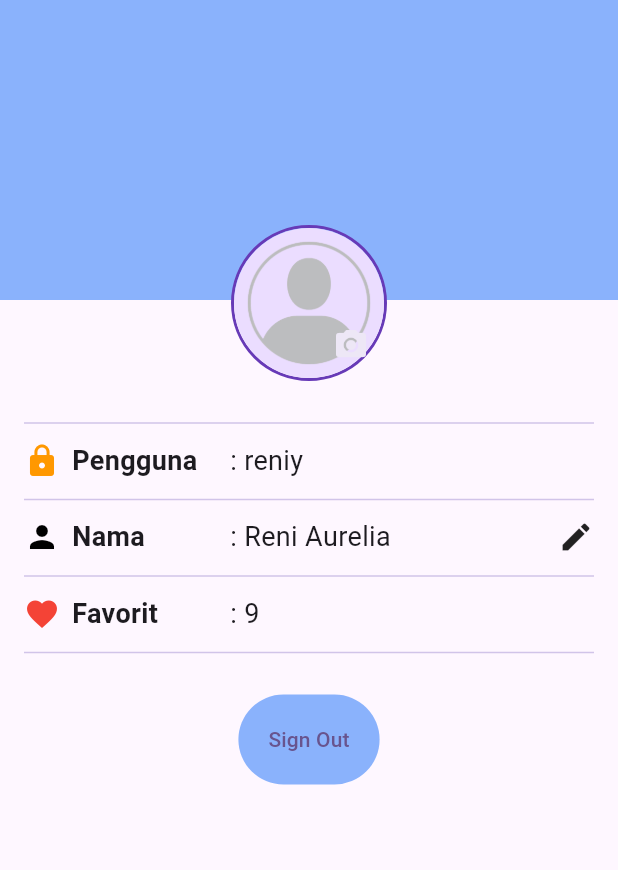
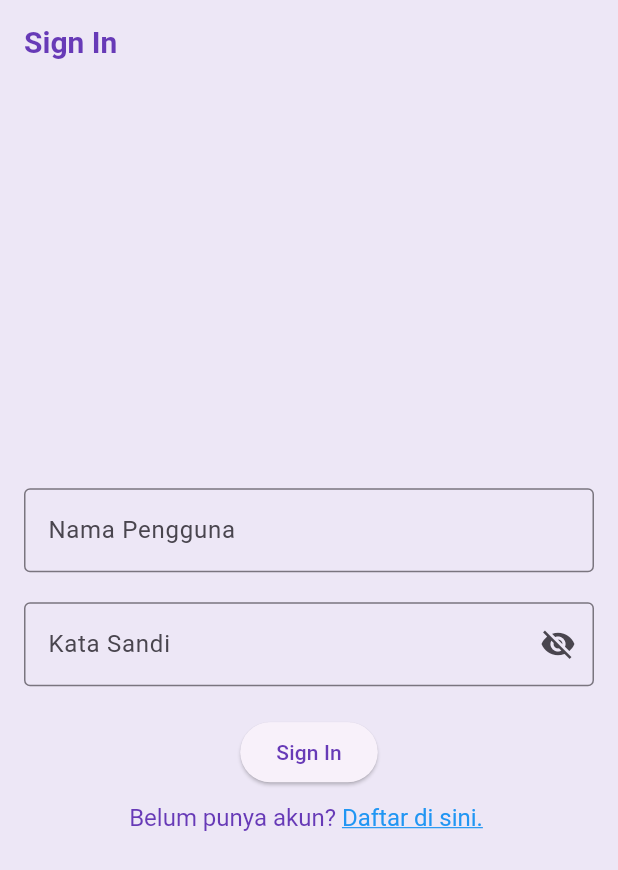
Before and after one commit to Mobile-Programming-MDP/materi-latihan-flutter-ReniAurelia-2226250028, a Flutter app: the screen it shows after launch, on a phone screen of 412 x 824 dp. Shown: the top 870 px of the screen. Run offline on Flutter 3.47's test engine with Material 2 defaults, Android fonts, the phone set to English and light mode, and no system bars.

Commit message:
sign_in_screen

```diff
--- a/wisata_candi/lib/main.dart
+++ b/wisata_candi/lib/main.dart
@@ -1,7 +1,8 @@
 import 'package:flutter/material.dart';
-// import 'package:wisata_candi/data/candi_data.dart';
-// import 'package:wisata_candi/screens/detail_screen.dart';
+import 'package:wisata_candi/data/candi_data.dart';
+import 'package:wisata_candi/screens/detail_screen.dart';
 import 'package:wisata_candi/screens/profile_screen.dart';
+import 'package:wisata_candi/screens/SignInScreen.dart';
 
 void main() {
   runApp(const MyApp());
@@ -10,18 +11,29 @@ void main() {
 class MyApp extends StatelessWidget {
   const MyApp({super.key});
 
-  // This widget is the root of your application.
   @override
   Widget build(BuildContext context) {
     return MaterialApp(
       title: 'Wisata Candi',
-      debugShowCheckedModeBanner: false,
       theme: ThemeData(
-        colorScheme: ColorScheme.fromSeed(seedColor: Colors.deepPurple),
+        appBarTheme: const AppBarTheme(
+          iconTheme: IconThemeData(color: Colors.deepPurple),
+          titleTextStyle: TextStyle(
+            color: Colors.deepPurple,
+            fontSize: 20,
+            fontWeight: FontWeight.bold,
+          ),
+        ),
+        colorScheme:
+        ColorScheme.fromSeed(seedColor: Colors.deepPurple).copyWith(
+          primary: Colors.deepPurple,
+          surface: Colors.deepPurple[50],
+        ),
         useMaterial3: true,
       ),
-      home:ProfileScreen(),
-      // home: DetailScreen(candi: candiList[0]),
-  );
+      // home: const ProfileScreen(),
+      home: SignInScreen(),
+      //home: DetailScreen(candi: candiList[0]),
+    );
   }
 }
--- /dev/null
+++ b/wisata_candi/lib/screens/SignInScreen.dart
@@ -0,0 +1,96 @@
+import 'package:flutter/gestures.dart';
+import 'package:flutter/material.dart';
+
+class SignInScreen extends StatefulWidget {
+  const SignInScreen({super.key});
+
+  @override
+  State<SignInScreen> createState() => _SignInScreenState();
+}
+
+class _SignInScreenState extends State<SignInScreen> {
+  // TODO: 1. Deklarasikan variabel
+  final TextEditingController _usernameController = TextEditingController();
+  final TextEditingController _passwordController = TextEditingController();
+
+  String _errorText = '';
+  bool _isSignedIn = false;
+  bool _obscurePassword = true;
+
+  @override
+  Widget build(BuildContext context) {
+    return Scaffold(
+      // TODO: 2. Pasang AppBar
+      appBar: AppBar(title: Text('Sign In'),),
+      // TODO: 3. Pasang body
+      body: Center(
+        child : SingleChildScrollView(
+          child: Padding(
+          padding: const EdgeInsets.all(16),
+          child: Form(
+              child: Column(
+              // TODO: 4. Atur mainAxisAlignment dan crossAxisAlignment
+              children: [
+                // TODO: 5. Pasang TextFormField Nama Pengguna
+                TextFormField(
+                  controller: _usernameController,
+                  decoration: InputDecoration(
+                    labelText: "Nama Pengguna",
+                    border: OutlineInputBorder(),
+                  ),
+                ),
+                // TODO: 6. Pasang TextFormField Kata Sandi
+                SizedBox(height: 20),
+                TextFormField(
+                  controller: _passwordController,
+                  decoration: InputDecoration(
+                    labelText: "Kata Sandi",
+                    errorText: _errorText.isNotEmpty ? _errorText : null,
+                    border: OutlineInputBorder(),
+                    suffixIcon: IconButton(
+                      onPressed: (){
+                        setState(() {
+                          _obscurePassword = !_obscurePassword;
+                        });
+                      },
+                      icon: Icon(
+                        _obscurePassword ? Icons.visibility_off
+                          : Icons.visibility,
+                      ),),
+                  ),
+                  obscureText: _obscurePassword,
+                ),
+                // TODO: 7. Pasang ElevotedButton Sign In
+                SizedBox(height: 20),
+                ElevatedButton(
+                  onPressed: (){},
+                  child: Text('Sign In')),
+                // TODO: 8. Pasang TextButton Sign Up
+                SizedBox(height: 10),
+                //...
+                RichText(
+                  text: TextSpan(
+                    text: 'Belum punya akun? ',
+                    style: TextStyle(fontSize: 16, color: Colors.deepPurple),
+                    children: <TextSpan>[
+                      TextSpan(
+                        text: 'Daftar di sini. ',
+                        style: TextStyle(
+                          color: Colors.blue,
+                          decoration: TextDecoration.underline,
+                          fontSize: 16
+                        ),
+                        recognizer: TapGestureRecognizer()
+                          ..onTap = () {},
+                      ),
+                    ],
+                  ),
+                )
+              ],
+          )),
+          )
+        )
+      ),
+    );
+  }
+}
```
